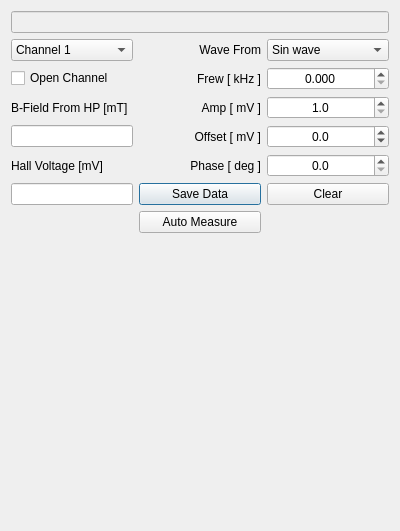
TripletESR/DAQ_GUI, file wfg_dialog.ui: the form before one commit.
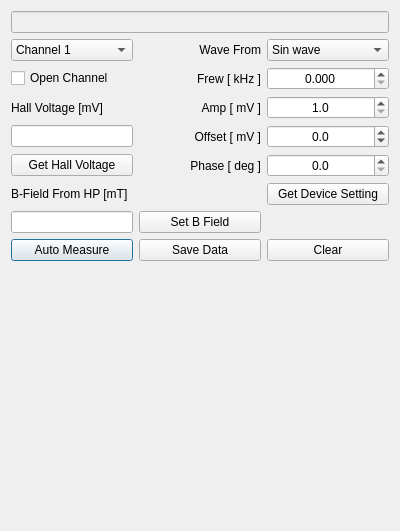
The form after the commit. Custom widgets are drawn as their Qt base class.

Commit message: major bug fix. added Set magnetic field

```diff
--- a/wfg_dialog.ui
+++ b/wfg_dialog.ui
@@ -34,41 +34,7 @@
     </widget>
    </item>
    <item row="1" column="0">
-    <layout class="QGridLayout" name="gridLayout" rowstretch="1,1,1,1,1,0,0" columnstretch="1,1,1">
-     <item row="3" column="0">
-      <widget class="QLineEdit" name="lineEdit_B"/>
-     </item>
-     <item row="4" column="0">
-      <widget class="QLabel" name="label_6">
-       <property name="text">
-        <string>Hall Voltage [mV]</string>
-       </property>
-      </widget>
-     </item>
-     <item row="5" column="0">
-      <widget class="QLineEdit" name="lineEdit_HPV"/>
-     </item>
-     <item row="5" column="1">
-      <widget class="QPushButton" name="pushButton_Save">
-       <property name="text">
-        <string>Save Data</string>
-       </property>
-      </widget>
-     </item>
-     <item row="2" column="0">
-      <widget class="QLabel" name="label_7">
-       <property name="text">
-        <string>B-Field From HP [mT]</string>
-       </property>
-      </widget>
-     </item>
-     <item row="5" column="2">
-      <widget class="QPushButton" name="pushButton_Clear">
-       <property name="text">
-        <string>Clear</string>
-       </property>
-      </widget>
-     </item>
+    <layout class="QGridLayout" name="gridLayout" rowstretch="1,1,1,1,1,0,0,0" columnstretch="1,1,1">
      <item row="3" column="2">
       <widget class="QDoubleSpinBox" name="doubleSpinBox_Offset">
        <property name="alignment">
@@ -229,16 +195,71 @@
        </item>
       </widget>
      </item>
-     <item row="6" column="1">
+     <item row="7" column="0">
       <widget class="QPushButton" name="pushButton_Auto">
        <property name="text">
         <string>Auto Measure</string>
        </property>
       </widget>
      </item>
+     <item row="7" column="1">
+      <widget class="QPushButton" name="pushButton_Save">
+       <property name="text">
+        <string>Save Data</string>
+       </property>
+      </widget>
+     </item>
+     <item row="7" column="2">
+      <widget class="QPushButton" name="pushButton_Clear">
+       <property name="text">
+        <string>Clear</string>
+       </property>
+      </widget>
+     </item>
+     <item row="5" column="2">
+      <widget class="QPushButton" name="pushButton_GetDeviceSetting">
+       <property name="text">
+        <string>Get Device Setting</string>
+       </property>
+      </widget>
+     </item>
+     <item row="2" column="0">
+      <widget class="QLabel" name="label_6">
+       <property name="text">
+        <string>Hall Voltage [mV]</string>
+       </property>
+      </widget>
+     </item>
+     <item row="3" column="0">
+      <widget class="QLineEdit" name="lineEdit_HPV"/>
+     </item>
+     <item row="4" column="0">
+      <widget class="QPushButton" name="pushButton_GetHPV">
+       <property name="text">
+        <string>Get Hall Voltage</string>
+       </property>
+      </widget>
+     </item>
+     <item row="5" column="0">
+      <widget class="QLabel" name="label_7">
+       <property name="text">
+        <string>B-Field From HP [mT]</string>
+       </property>
+      </widget>
+     </item>
+     <item row="6" column="0">
+      <widget class="QLineEdit" name="lineEdit_B"/>
+     </item>
+     <item row="6" column="1">
+      <widget class="QPushButton" name="pushButton_SetB">
+       <property name="text">
+        <string>Set B Field</string>
+       </property>
+      </widget>
+     </item>
     </layout>
    </item>
-   <item row="2" column="0">
+   <item row="3" column="0">
     <widget class="QCustomPlot" name="HallPlot" native="true">
      <property name="sizePolicy">
       <sizepolicy hsizetype="Preferred" vsizetype="Preferred">
```
Left out of the diff: 86 changed lines with no effect on the pictures. The commit also changes 9 other files.
